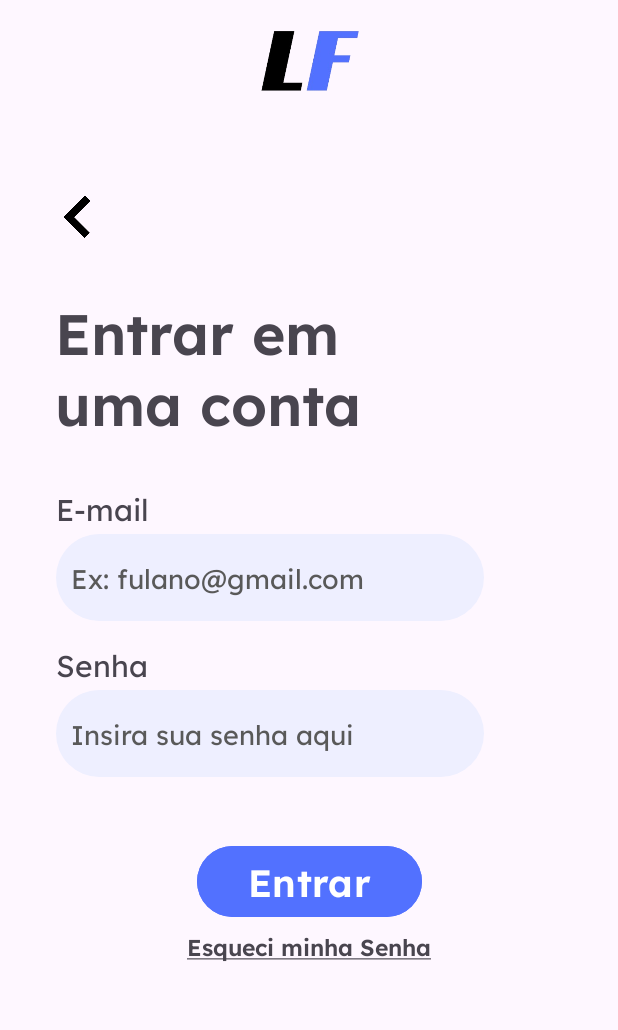
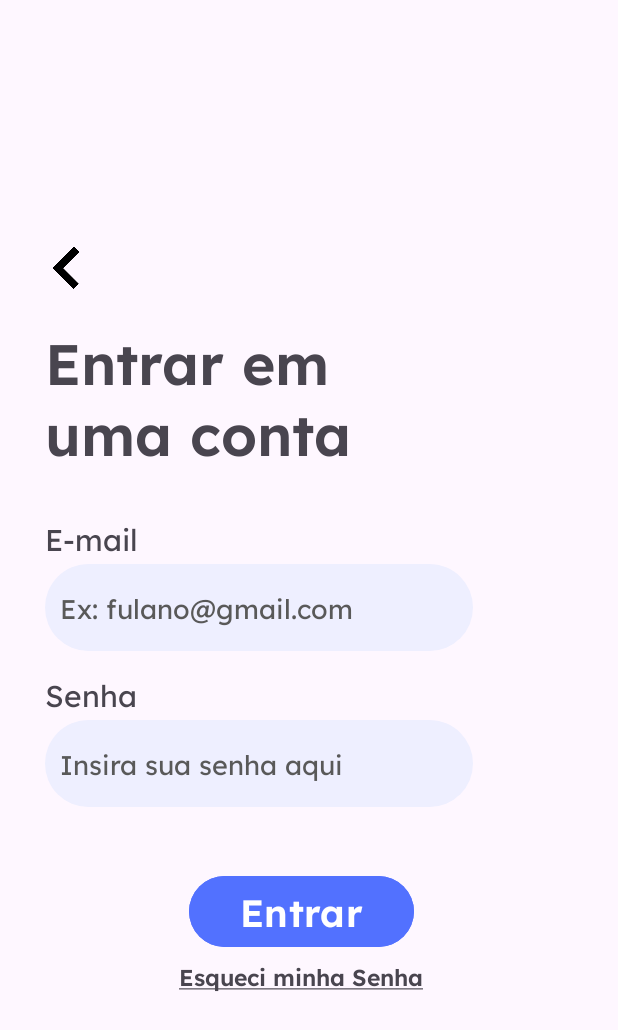
Before and after one commit to mgolegario/LuFit, an Android app: the ComecarConversa screen opened directly, with no data from a screen before it, after a tap on "Já tenho uma conta", on a phone screen of 412 x 824 dp. Shown: the top 1030 px of the screen. Run offline under Robolectric (Android 15) with nearby library versions, the phone set to English and light mode, and no system bars.

Commit message:
Telas: Todas telas RESPONSIVAS

```diff
--- a/app/src/main/res/layout/activity_login.xml
+++ b/app/src/main/res/layout/activity_login.xml
@@ -7,28 +7,44 @@
     android:layout_height="match_parent"
     tools:context=".Login">
 
-    <ImageView
-        android:id="@+id/imageView"
-        android:layout_width="70dp"
-        android:layout_height="60dp"
-        android:layout_marginTop="10dp"
+    <LinearLayout
+        android:id="@+id/linearLayout6"
+        android:layout_width="match_parent"
+        android:layout_height="match_parent"
+        android:orientation="vertical"
+        android:gravity="center_vertical"
+        android:paddingStart="30dp"
+        app:layout_constraintBottom_toBottomOf="parent"
         app:layout_constraintEnd_toEndOf="parent"
         app:layout_constraintStart_toStartOf="parent"
-        app:layout_constraintTop_toTopOf="parent"
-        app:srcCompat="@drawable/logo1" />
+        app:layout_constraintTop_toTopOf="parent">
+
+
+
+            <ImageView
+                android:id="@+id/bt_voltar"
+                android:layout_width="30dp"
+                android:layout_height="33dp"
+                app:srcCompat="@drawable/seta_icone" />
 
             <TextView
                 android:id="@+id/textView"
                 android:layout_width="213dp"
                 android:layout_height="96dp"
-        android:layout_marginTop="34dp"
+                android:layout_marginTop="20dp"
                 android:fontFamily="@font/lexend_semibold"
                 android:text="Entrar em uma conta"
-        android:textSize="38sp"
-        app:layout_constraintEnd_toEndOf="parent"
-        app:layout_constraintHorizontal_bias="0.186"
-        app:layout_constraintStart_toStartOf="parent"
-        app:layout_constraintTop_toBottomOf="@+id/bt_voltar" />
+                android:textSize="38sp" />
+
+
+        <TextView
+            android:id="@+id/textView5"
+            android:layout_width="wrap_content"
+            android:layout_height="wrap_content"
+            android:layout_marginTop="34dp"
+            android:fontFamily="@font/lexend"
+            android:text="E-mail"
+            android:textSize="20sp" />
 
         <EditText
             android:id="@+id/edt_email"
@@ -40,11 +56,7 @@
             android:fontFamily="@font/lexend"
             android:hint="Ex: fulano@gmail.com"
             android:inputType="textEmailAddress"
-        android:textColorHint="#595959"
-        app:layout_constraintEnd_toEndOf="parent"
-        app:layout_constraintHorizontal_bias="0.293"
-        app:layout_constraintStart_toStartOf="parent"
-        app:layout_constraintTop_toBottomOf="@+id/textView5" />
+            android:textColorHint="#595959" />
 
         <TextView
             android:id="@+id/textView6"
@@ -53,11 +65,7 @@
             android:layout_marginTop="15dp"
             android:fontFamily="@font/lexend"
             android:text="Senha"
-        android:textSize="20sp"
-        app:layout_constraintEnd_toEndOf="parent"
-        app:layout_constraintHorizontal_bias="0.106"
-        app:layout_constraintStart_toStartOf="parent"
-        app:layout_constraintTop_toBottomOf="@+id/edt_email" />
+            android:textSize="20sp" />
 
         <EditText
             android:id="@+id/edt_senha"
@@ -69,61 +77,32 @@
             android:fontFamily="@font/lexend"
             android:hint="Insira sua senha aqui"
             android:inputType="textPassword"
-        android:textColorHint="#595959"
-        app:layout_constraintEnd_toEndOf="parent"
-        app:layout_constraintHorizontal_bias="0.293"
-        app:layout_constraintStart_toStartOf="parent"
-        app:layout_constraintTop_toBottomOf="@+id/textView6" />
-
-    <TextView
-        android:id="@+id/textView5"
-        android:layout_width="wrap_content"
-        android:layout_height="wrap_content"
-        android:layout_marginTop="34dp"
-        android:fontFamily="@font/lexend"
-        android:text="E-mail"
-        android:textSize="20sp"
-        app:layout_constraintEnd_toEndOf="parent"
-        app:layout_constraintHorizontal_bias="0.106"
-        app:layout_constraintStart_toStartOf="parent"
-        app:layout_constraintTop_toBottomOf="@+id/textView" />
-
-    <ImageView
-        android:id="@+id/bt_voltar"
-        android:layout_width="30dp"
-        android:layout_height="33dp"
-        android:layout_marginTop="58dp"
-        app:layout_constraintEnd_toEndOf="parent"
-        app:layout_constraintHorizontal_bias="0.097"
-        app:layout_constraintStart_toStartOf="parent"
-        app:layout_constraintTop_toBottomOf="@+id/imageView"
-        app:srcCompat="@drawable/seta_icone" />
+            android:textColorHint="#595959" />
 
         <Button
             android:id="@+id/bt_entrar"
             android:layout_width="150dp"
             android:layout_height="55dp"
             android:layout_marginTop="42dp"
+            android:layout_marginStart="-20dp"
+            android:layout_gravity="center"
             android:backgroundTint="#5271FF"
             android:fontFamily="@font/lexend_semibold"
             android:text="Entrar"
             android:textAlignment="center"
             android:textColor="#FFFFFF"
-        android:textSize="25sp"
-        app:layout_constraintEnd_toEndOf="parent"
-        app:layout_constraintStart_toStartOf="parent"
-        app:layout_constraintTop_toBottomOf="@+id/edt_senha" />
+            android:textSize="25sp" />
 
         <TextView
             android:id="@+id/tv_forgPassw"
             android:layout_width="wrap_content"
             android:layout_height="wrap_content"
+            android:layout_marginStart="-20dp"
+            android:layout_gravity="center"
             android:layout_marginTop="5dp"
             android:fontFamily="@font/lexend_semibold"
             android:text="Esqueci minha Senha"
-        android:textSize="15sp"
-        app:layout_constraintEnd_toEndOf="parent"
-        app:layout_constraintStart_toStartOf="parent"
-        app:layout_constraintTop_toBottomOf="@+id/bt_entrar" />
+            android:textSize="15sp" />
+    </LinearLayout>
 
 </androidx.constraintlayout.widget.ConstraintLayout>
```
Also changed, not shown: app/src/main/res/layout/activity_comecar_conversa.xml (+43 -55 lines), app/src/main/res/layout/activity_conversa.xml (+18 -14 lines), app/src/main/res/layout/activity_email_confirm.xml (+15 -15 lines), app/src/main/res/layout/activity_forgot_password.xml (+27 -51 lines), app/src/main/res/layout/activity_home.xml (+8 -4 lines), app/src/main/res/layout/activity_main.xml (+22 -20 lines), app/src/main/res/layout/fragment_home.xml (+37 -19 lines), app/src/main/res/layout/fragment_preferences.xml (+19 -15 lines), 1 other file. Lines whose indentation alone changed are shown as unchanged.
